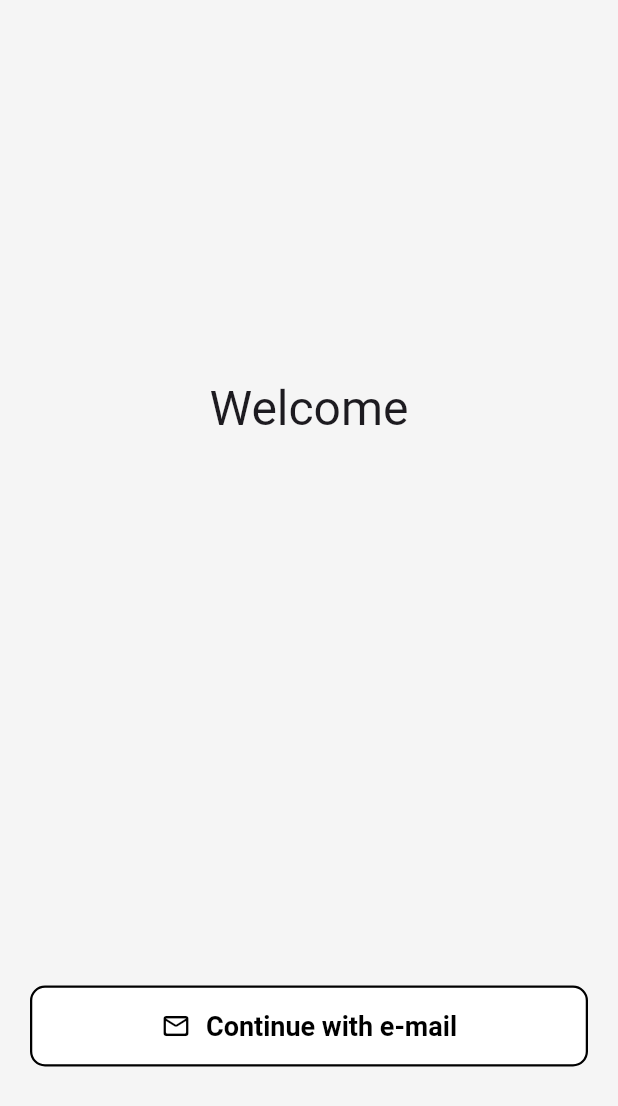
After one commit to fluo-dev/flutter-sdk, a Flutter app: the screen it shows after launch, on a phone screen of 412 x 824 dp. The commit adds this screen. Shown: the top 1106 px of the screen. Run offline on Flutter 3.47's test engine with Material 3 defaults, Android fonts, the phone set to English and light mode, and no system bars; our stand-ins replace flutter_secure_storage, freezed_annotation, pinput, styled_text; missing offline and left inert: flutter_inappwebview; network calls fail; statements that could not run were skipped; project files that could hold a hidden picture were left out.

Commit message:
implement simpler fluo onboarding component

```diff
--- a/lib/fluo.dart
+++ b/lib/fluo.dart
@@ -9,29 +9,32 @@ import 'managers/session_manager.dart';
 import 'navigators/start_navigator.dart';
 
 class Fluo {
-  Fluo._(this._apiClient, this._sessionManager, this._appConfig);
+  Fluo._(this._apiClient, this._sessionManager);
 
   final ApiClient _apiClient;
 
   final SessionManager _sessionManager;
 
-  final AppConfig _appConfig;
+  AppConfig? _appConfig;
 
   /// [Fluo] is the class that provides the interface for managing the
-  /// user session and showing onboarding flows. This method is async
-  /// because it tries to load a potential session object from the secure
-  /// storage. It also gets the remote config of your app from the Fluo
-  /// server.
+  /// user session. This method is async because it tries to load a potential
+  /// session object from the secure storage.
   ///
   /// Use it like this:
   ///
   ///     final fluo = await Fluo.init('yourApiKey');
   ///     final accessToken = await fluo.getAccessToken();
   static Future<Fluo> init(String apiKey) async {
-    final apiClient = ApiClient(apiKey);
     final sessionManager = await SessionManager.init();
-    final appConfig = await apiClient.getAppConfig();
-    return Fluo._(apiClient, sessionManager, appConfig);
+    return Fluo._(ApiClient(apiKey), sessionManager);
+  }
+
+  /// Loads the configuration that is required to adapt the user onboarding
+  /// flow to the preferences you chose in the dashboard (e.g. auth methods)
+  /// but also get specific app values (e.g. terms or privacy policy urls).
+  Future<void> loadAppConfig() async {
+    _appConfig = await _apiClient.getAppConfig();
   }
 
   /// Returns the access token or null if there is no valid session.
--- /dev/null
+++ b/lib/fluo_onboarding.dart
@@ -0,0 +1,173 @@
+import 'package:fluo/fluo.dart';
+import 'package:flutter/material.dart';
+
+import 'l10n/fluo_localizations.dart';
+
+class FluoOnboarding extends StatefulWidget {
+  const FluoOnboarding({
+    super.key,
+    required this.apiKey,
+    required this.onUserReady,
+    this.child,
+  });
+
+  final String apiKey;
+  final Function(Fluo fluo) onUserReady;
+  final Widget? child;
+
+  @override
+  State<FluoOnboarding> createState() => _FluoOnboardingState();
+}
+
+class _FluoOnboardingState extends State<FluoOnboarding> {
+  Fluo? _fluo;
+
+  @override
+  void initState() {
+    super.initState();
+    _initFluo();
+  }
+
+  @override
+  void dispose() {
+    super.dispose();
+  }
+
+  @override
+  Widget build(BuildContext context) {
+    return Scaffold(
+      backgroundColor: Theme.of(context).colorScheme.surface,
+      body: SafeArea(
+        child: Column(
+          children: [
+            Expanded(
+              child: widget.child ?? Container(),
+            ),
+            Container(
+              constraints: const BoxConstraints(
+                minHeight: 280.0,
+                minWidth: double.infinity,
+              ),
+              padding: const EdgeInsets.all(20.0),
+              alignment: Alignment.center,
+              child: _connectButtonsContainer(),
+            ),
+          ],
+        ),
+      ),
+    );
+  }
+
+  void _initFluo() async {
+    final fluo = await Fluo.init(widget.apiKey);
+
+    final accessToken = await fluo.getAccessToken();
+    if (accessToken != null) {
+      widget.onUserReady(fluo);
+      return;
+    }
+
+    // Here the user is not authenticated, so we need to load the app config to
+    // adapt the onboarding flow to your preferences.
+    await fluo.loadAppConfig();
+
+    setState(() {
+      _fluo = fluo;
+    });
+  }
+
+  Widget _connectButtonsContainer() {
+    if (_fluo == null) {
+      return const SizedBox(
+        width: 30.0,
+        height: 30.0,
+        child: CircularProgressIndicator(
+          strokeWidth: 3.0,
+        ),
+      );
+    }
+
+    final fluo = _fluo!;
+
+    return Column(
+      children: [
+        _connectButton(
+          icon: const Icon(
+            Icons.mail_outline_rounded,
+            color: Colors.black,
+            size: 20.0,
+          ),
+          title: FluoLocalizations.of(context)!.continueWithEmail,
+          backgroundColor: Colors.white,
+          foregroundColor: Colors.black,
+          onPressed: () {
+            fluo.showConnectFlow(
+              context: context,
+              onUserReady: () {
+                widget.onUserReady(fluo);
+              },
+            );
+          },
+        ),
+        /*
+        const SizedBox(height: 15.0),
+        _connectButton(
+          icon: Image.asset(
+            'packages/fluo/assets/images/google.png',
+            width: 20.0,
+          ),
+          title: 'Continue with Google',
+          backgroundColor: Colors.white,
+          foregroundColor: Colors.black,
+          onPressed: () => {},
+        ),
+        const SizedBox(height: 15.0),
+        _connectButton(
+          icon: Image.asset(
+            'packages/fluo/assets/images/apple.png',
+            width: 20.0,
+          ),
+          title: 'Continue with Apple',
+          backgroundColor: Colors.black,
+          foregroundColor: Colors.white,
+          onPressed: () => {},
+        ),
+        */
+      ],
+    );
+  }
+
+  Widget _connectButton({
+    required Widget icon,
+    required String title,
+    required Color backgroundColor,
+    required Color foregroundColor,
+    required Function() onPressed,
+  }) {
+    final theme = Theme.of(context);
+    final connectButtonStyle = theme.filledButtonTheme.style!.copyWith(
+      backgroundColor: WidgetStatePropertyAll(backgroundColor),
+      foregroundColor: WidgetStatePropertyAll(foregroundColor),
+      shape: WidgetStatePropertyAll(RoundedRectangleBorder(
+        borderRadius: BorderRadius.circular(10),
+        side: BorderSide(
+          color: foregroundColor,
+          width: 1.5,
+        ),
+      )),
+    );
+
+    return FilledButton(
+      onPressed: onPressed,
+      style: connectButtonStyle,
+      child: Row(
+        mainAxisAlignment: MainAxisAlignment.center,
+        children: [
+          icon,
+          const SizedBox(width: 10.0),
+          Text(title),
+        ],
+      ),
+    );
+  }
+}
--- a/lib/l10n/fluo_en.arb
+++ b/lib/l10n/fluo_en.arb
@@ -25,5 +25,6 @@
   "errorParameterMissing": "The request is missing parameters.",
   "errorSessionRevoked": "Your session was revoked.",
   "errorUnauthorized": "You do not have the right permissions.",
-  "next": "Next"
+  "next": "Next",
+  "continueWithEmail": "Continue with e-mail"
 }
--- a/lib/l10n/fluo_es.arb
+++ b/lib/l10n/fluo_es.arb
@@ -25,5 +25,6 @@
   "errorParameterMissing": "Faltan parámetros en la solicitud.",
   "errorSessionRevoked": "Tu sesión ha sido revocada.",
   "errorUnauthorized": "No tienes los permisos necesarios.",
-  "next": "Siguiente"
+  "next": "Siguiente",
+  "continueWithEmail": "Continuar con correo"
 }
--- a/lib/l10n/fluo_fr.arb
+++ b/lib/l10n/fluo_fr.arb
@@ -25,5 +25,6 @@
   "errorParameterMissing": "Des paramètres sont manquants dans la requête.",
   "errorSessionRevoked": "Votre session n'est plus valide.",
   "errorUnauthorized": "Vous n'avez pas les autorisations nécessaires.",
-  "next": "Suivant"
+  "next": "Suivant",
+  "continueWithEmail": "Continuer avec l'e-mail"
 }
--- a/lib/l10n/fluo_it.arb
+++ b/lib/l10n/fluo_it.arb
@@ -25,5 +25,6 @@
   "errorParameterMissing": "Mancano dei parametri nella richiesta.",
   "errorSessionRevoked": "La tua sessione è stata revocata.",
   "errorUnauthorized": "Non hai i permessi necessari.",
-  "next": "Avanti"
+  "next": "Avanti",
+  "continueWithEmail": "Continua con l'e-mail"
 }
--- a/lib/l10n/fluo_localizations.dart
+++ b/lib/l10n/fluo_localizations.dart
@@ -215,6 +215,12 @@ abstract class FluoLocalizations {
   /// In en, this message translates to:
   /// **'Next'**
   String get next;
+
+  /// No description provided for @continueWithEmail.
+  ///
+  /// In en, this message translates to:
+  /// **'Continue with e-mail'**
+  String get continueWithEmail;
 }
 
 class _FluoLocalizationsDelegate
--- a/lib/l10n/fluo_localizations_en.dart
+++ b/lib/l10n/fluo_localizations_en.dart
@@ -65,4 +65,7 @@ class FluoLocalizationsEn extends FluoLocalizations {
 
   @override
   String get next => 'Next';
+
+  @override
+  String get continueWithEmail => 'Continue with e-mail';
 }
--- a/lib/l10n/fluo_localizations_es.dart
+++ b/lib/l10n/fluo_localizations_es.dart
@@ -65,4 +65,7 @@ class FluoLocalizationsEs extends FluoLocalizations {
 
   @override
   String get next => 'Siguiente';
+
+  @override
+  String get continueWithEmail => 'Continue with e-mail';
 }
--- a/lib/l10n/fluo_localizations_fr.dart
+++ b/lib/l10n/fluo_localizations_fr.dart
@@ -68,4 +68,7 @@ class FluoLocalizationsFr extends FluoLocalizations {
 
   @override
   String get next => 'Suivant';
+
+  @override
+  String get continueWithEmail => 'Continue with e-mail';
 }
--- a/lib/l10n/fluo_localizations_it.dart
+++ b/lib/l10n/fluo_localizations_it.dart
@@ -66,4 +66,7 @@ class FluoLocalizationsIt extends FluoLocalizations {
 
   @override
   String get next => 'Avanti';
+
+  @override
+  String get continueWithEmail => 'Continua con l\'e-mail';
 }
--- a/lib/theme.dart
+++ b/lib/theme.dart
@@ -3,15 +3,17 @@ import 'package:pinput/pinput.dart';
 
 class FluoTheme {
   static ColorScheme lightColorScheme = ColorScheme.light(
-    surface: Colors.grey.shade200,
-    primary: Colors.grey.shade900,
-    secondary: Colors.grey.shade500,
+    surface: Colors.grey.shade100,
+    primary: Colors.black,
+    onPrimary: Colors.white,
+    secondary: Colors.grey.shade600,
     error: Colors.red.shade500,
   );
 
   static ColorScheme darkColorScheme = ColorScheme.dark(
     surface: Colors.grey.shade900,
     primary: Colors.white,
+    onPrimary: Colors.black,
     secondary: Colors.white54,
     error: Colors.red.shade500,
   );
@@ -47,7 +49,7 @@ class FluoTheme {
             fontWeight: FontWeight.w700,
           ),
           shape: RoundedRectangleBorder(
-            borderRadius: BorderRadius.circular(8),
+            borderRadius: BorderRadius.circular(10),
           ),
         ),
       ),
--- a/pubspec.yaml
+++ b/pubspec.yaml
@@ -30,3 +30,7 @@ dev_dependencies:
     sdk: flutter
   freezed: ^2.5.7
   json_serializable: ^6.8.0
+
+flutter:
+  assets:
+    - assets/images/
```
Also changed, not shown: example/lib/main.dart (+15 -67 lines), example/lib/theme.dart (+3 -11 lines), assets/images/apple.png (added), assets/images/google.png (added), 1 other file.
